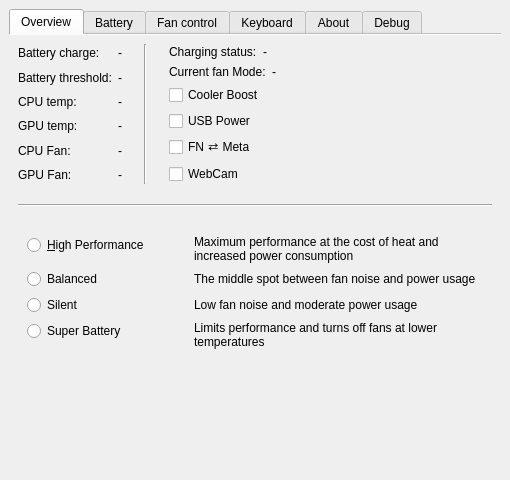
Old version of the form src/mainwindow.ui in the repository dmitry-s93/MControlCenter.
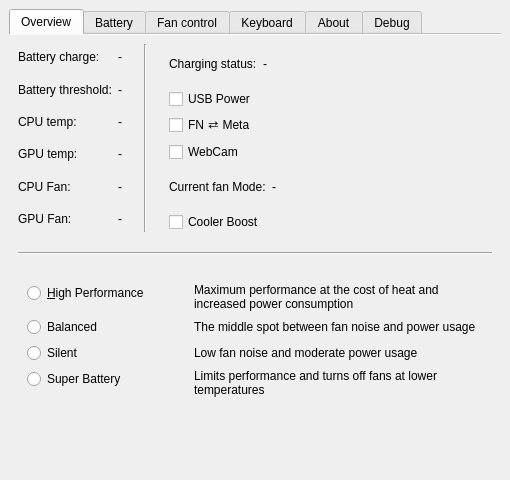
New version of the form.

Commit message: Move fan mode down to match the previous UI

Diff of the .ui file:
```diff
--- a/src/mainwindow.ui
+++ b/src/mainwindow.ui
@@ -185,12 +185,6 @@
              <layout class="QHBoxLayout" name="horizontalLayout_5">
               <item>
                <widget class="QLabel" name="chargingStatusLabel">
-                <property name="sizePolicy">
-                 <sizepolicy hsizetype="Preferred" vsizetype="Fixed">
-                  <horstretch>0</horstretch>
-                  <verstretch>0</verstretch>
-                 </sizepolicy>
-                </property>
                 <property name="text">
                  <string>Charging status:</string>
                 </property>
@@ -198,12 +192,6 @@
               </item>
               <item>
                <widget class="QLabel" name="chargingStatusValueLabel">
-                <property name="sizePolicy">
-                 <sizepolicy hsizetype="Preferred" vsizetype="Fixed">
-                  <horstretch>0</horstretch>
-                  <verstretch>0</verstretch>
-                 </sizepolicy>
-                </property>
                 <property name="text">
                  <string notr="true">-</string>
                 </property>
@@ -211,6 +199,30 @@
               </item>
              </layout>
             </item>
+            <item>
+             <widget class="QCheckBox" name="usbPowerShareCheckBox">
+              <property name="text">
+               <string>USB Power</string>
+              </property>
+             </widget>
+            </item>
+            <item>
+             <widget class="QCheckBox" name="fnSuperSwapCheckBox">
+              <property name="toolTip">
+               <string>Swap FN and Super buttons</string>
+              </property>
+              <property name="text">
+               <string>FN ⇄ Meta</string>
+              </property>
+             </widget>
+            </item>
+            <item>
+             <widget class="QCheckBox" name="webCamCheckBox">
+              <property name="text">
+               <string>WebCam</string>
+              </property>
+             </widget>
+            </item>
             <item>
              <layout class="QHBoxLayout" name="horizontalLayout_2">
               <item>
@@ -218,12 +230,6 @@
                 <property name="enabled">
                  <bool>true</bool>
                 </property>
-                <property name="sizePolicy">
-                 <sizepolicy hsizetype="Preferred" vsizetype="Fixed">
-                  <horstretch>0</horstretch>
-                  <verstretch>0</verstretch>
-                 </sizepolicy>
-                </property>
                 <property name="text">
                  <string>Current fan Mode:</string>
                 </property>
@@ -234,12 +240,6 @@
                 <property name="enabled">
                  <bool>true</bool>
                 </property>
-                <property name="sizePolicy">
-                 <sizepolicy hsizetype="Preferred" vsizetype="Fixed">
-                  <horstretch>0</horstretch>
-                  <verstretch>0</verstretch>
-                 </sizepolicy>
-                </property>
                 <property name="text">
                  <string notr="true">-</string>
                 </property>
@@ -260,30 +260,6 @@
               </property>
              </widget>
             </item>
-            <item>
-             <widget class="QCheckBox" name="usbPowerShareCheckBox">
-              <property name="text">
-               <string>USB Power</string>
-              </property>
-             </widget>
-            </item>
-            <item>
-             <widget class="QCheckBox" name="fnSuperSwapCheckBox">
-              <property name="toolTip">
-               <string>Swap FN and Super buttons</string>
-              </property>
-              <property name="text">
-               <string>FN ⇄ Meta</string>
-              </property>
-             </widget>
-            </item>
-            <item>
-             <widget class="QCheckBox" name="webCamCheckBox">
-              <property name="text">
-               <string>WebCam</string>
-              </property>
-             </widget>
-            </item>
            </layout>
           </item>
           <item>
```
